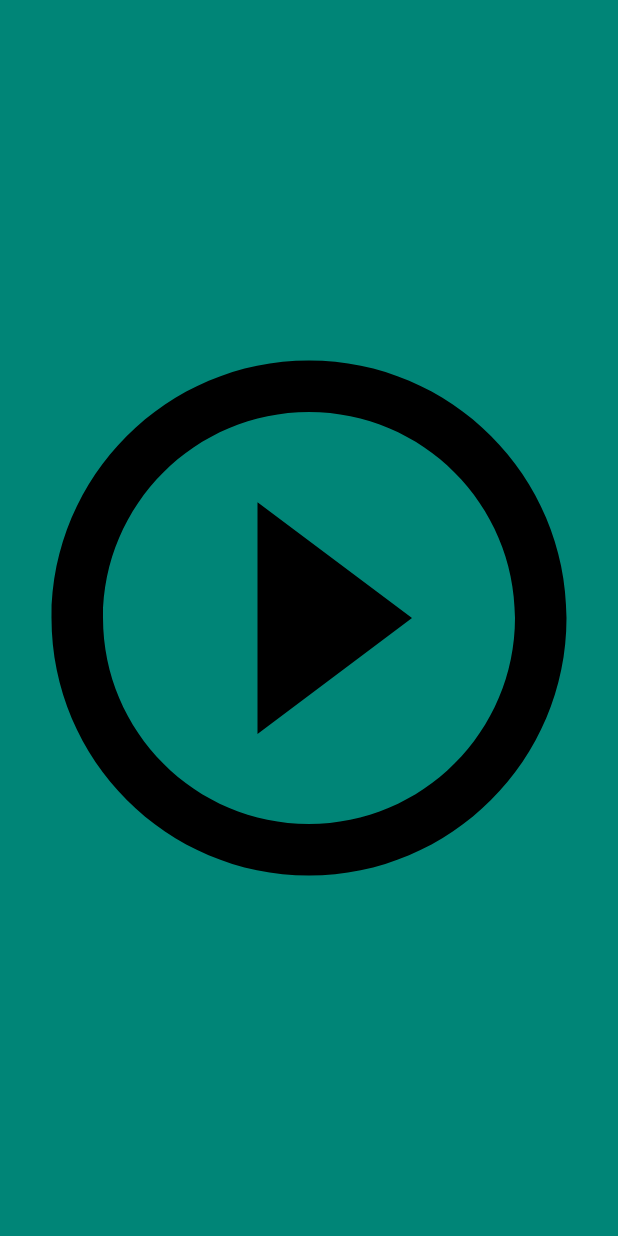
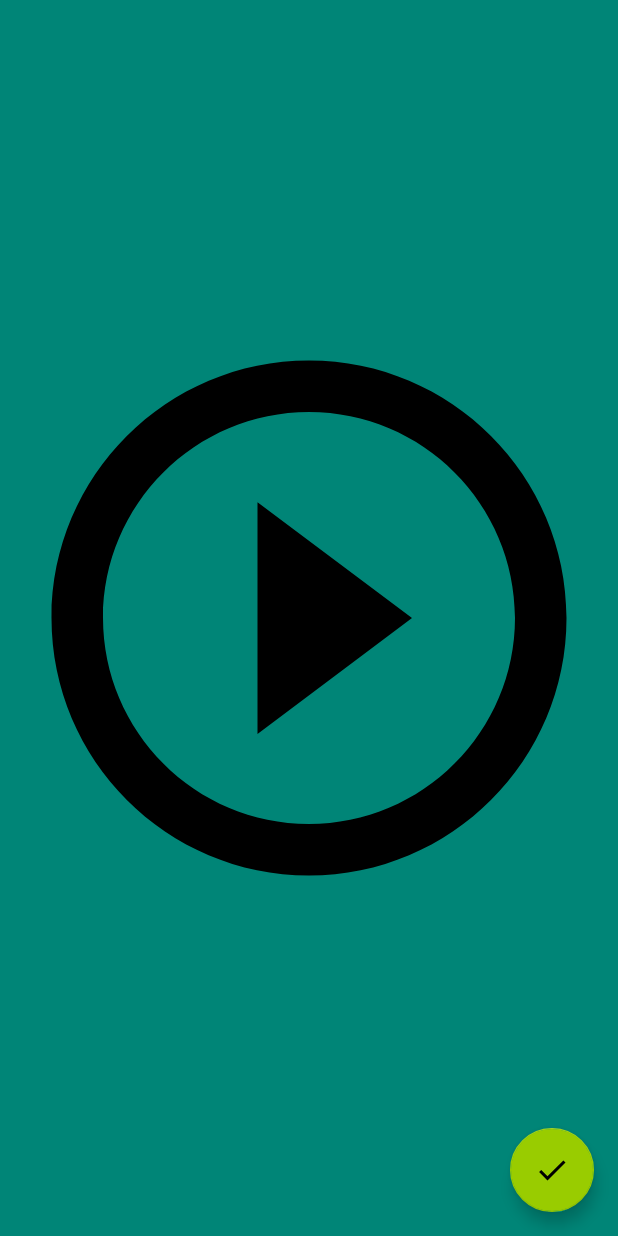
Before and after one commit to ruskirin/ESBeta, an Android app: the layout testing_book.xml on its own in the app's theme, with its tools: preview values and no code run, on a phone screen of 412 x 824 dp. Run offline under Robolectric (Android 15) with nearby library versions, the phone set to English and light mode, and no system bars.

```diff
--- a/app/src/main/java/com/creations/rimov/esbeta/fragments/MainMenuFragment.kt
+++ b/app/src/main/java/com/creations/rimov/esbeta/fragments/MainMenuFragment.kt
@@ -46,7 +46,8 @@ class MainMenuFragment : Fragment(), View.OnClickListener {
                     findNavController().navigate(R.id.action_mainMenuFragment_to_videoFragment)
                 }
                 R.id.menuB -> {
-                    findNavController().navigate(R.id.action_mainMenuFragment_to_bookFragment)
+                    val directions = MainMenuFragmentDirections.actionMainMenuFragmentToBookFragment(2)
+                    findNavController().navigate(directions)
                 }
                 R.id.menuC -> {
 
--- /dev/null
+++ b/app/src/main/res/drawable/ic_check.xml
@@ -0,0 +1,9 @@
+<vector xmlns:android="http://schemas.android.com/apk/res/android"
+        android:width="24dp"
+        android:height="24dp"
+        android:viewportWidth="24.0"
+        android:viewportHeight="24.0">
+    <path
+        android:fillColor="#FF000000"
+        android:pathData="M9,16.17L4.83,12l-1.42,1.41L9,19 21,7l-1.41,-1.41z"/>
+</vector>
--- a/app/src/main/res/layout/main_activity.xml
+++ b/app/src/main/res/layout/main_activity.xml
@@ -14,10 +14,11 @@
         android:name="androidx.navigation.fragment.NavHostFragment"
         android:layout_width="match_parent"
         android:layout_height="match_parent"
+        android:layout_marginTop="?attr/actionBarSize"
         app:navGraph="@navigation/nav_graph"
         app:defaultNavHost="true"/>
 
-    <com.creations.rimov.esbeta.views.MainToolbar
+    <androidx.appcompat.widget.Toolbar
         android:id="@+id/mainToolbar"
         android:layout_width="match_parent"
         android:layout_height="?attr/actionBarSize"
@@ -25,5 +26,4 @@
         android:theme="@style/ThemeOverlay.AppCompat.ActionBar"
         app:popupTheme="@style/ThemeOverlay.AppCompat.Light"/>
 
-
 </FrameLayout>
--- a/app/src/main/res/layout/testing_book.xml
+++ b/app/src/main/res/layout/testing_book.xml
@@ -1,7 +1,8 @@
 <?xml version="1.0" encoding="utf-8"?>
 <FrameLayout xmlns:android="http://schemas.android.com/apk/res/android"
     android:layout_width="match_parent"
-    android:layout_height="match_parent">
+    android:layout_height="match_parent"
+    xmlns:app="http://schemas.android.com/apk/res-auto">
 
     <ScrollView
         android:layout_width="match_parent"
@@ -25,4 +26,15 @@
         android:background="@color/colorPrimary"
         android:src="@drawable/ic_play"/>
 
+    <com.google.android.material.floatingactionbutton.FloatingActionButton
+        android:id="@+id/bookFab"
+        android:layout_width="wrap_content"
+        android:layout_height="wrap_content"
+        android:layout_gravity="bottom|end"
+        android:layout_marginEnd="@dimen/margin_large"
+        android:layout_marginBottom="@dimen/margin_large"
+        app:fabSize="normal"
+        app:backgroundTint="@android:color/holo_green_light"
+        android:src="@drawable/ic_check"/>
+
 </FrameLayout>
--- a/app/src/main/res/values/dimen.xml
+++ b/app/src/main/res/values/dimen.xml
@@ -2,4 +2,7 @@
 <resources>
     <dimen name="button_reg">48dp</dimen>
     <dimen name="button_large">64dp</dimen>
+
+    <dimen name="margin_reg">8dp</dimen>
+    <dimen name="margin_large">16dp</dimen>
 </resources>
```
Also changed, not shown: app/src/main/java/com/creations/rimov/esbeta/MainActivity.kt (+55 -13 lines), app/src/main/java/com/creations/rimov/esbeta/fragments/BookFragment.kt (+20 -6 lines), app/src/main/java/com/creations/rimov/esbeta/view_models/BookViewModel.kt (+9 -1 lines), app/src/main/java/com/creations/rimov/esbeta/view_models/GlobalViewModel.kt (+10 -3 lines), app/src/main/java/com/creations/rimov/esbeta/views/MainToolbar.kt (+3 -33 lines), 1 other file.
